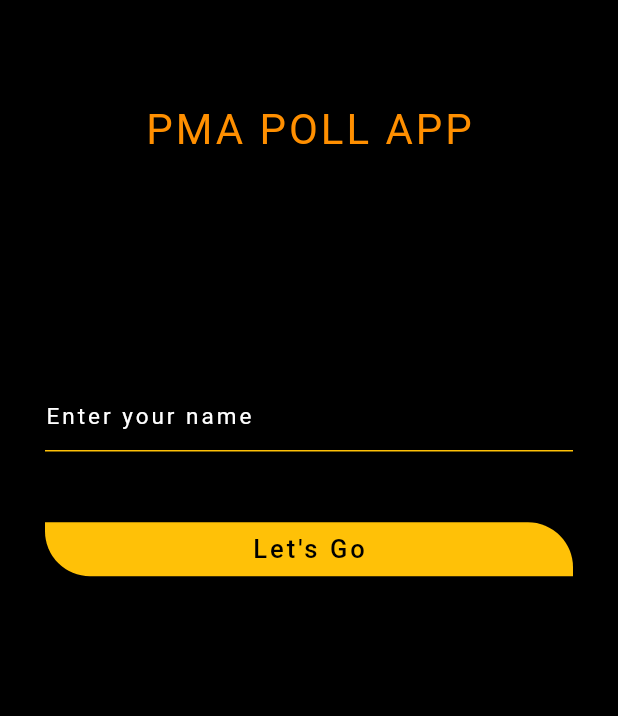
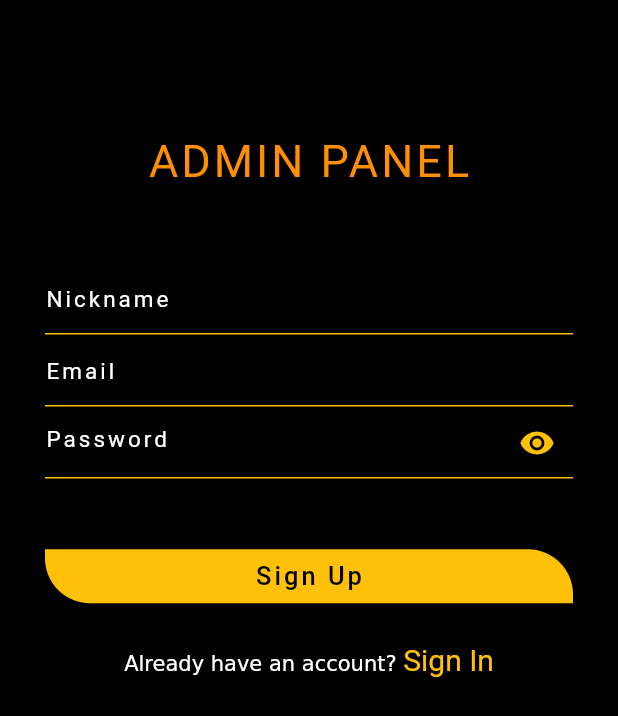
Before and after one commit to Trinity6264/PMA-Projects-for-polls, a Flutter app: the screen it shows after launch, on a phone screen of 412 x 824 dp. Shown: the top 716 px of the screen. Run offline on Flutter 3.47's test engine with Material 2 defaults, Android fonts, the phone set to English and light mode, and no system bars; our stand-ins replace firebase_auth, firebase_core, flutter_spinkit, font_awesome_flutter, google_fonts, image_picker; accounts and stored records are empty; Roboto replaces fonts that are missing (Aldrich, Alike).

Commit message:
created an admin pov to perform the crud fxns on firebase

```diff
--- a/lib/local_services/firebase_services/firebase_auth.dart
+++ b/lib/local_services/firebase_services/firebase_auth.dart
@@ -18,8 +18,8 @@ class FireAuth with ChangeNotifier {
   }
 
   // error getter
-  String? _error = 'Please provide valid email';
-  String get error => _error!;
+  String _error = '';
+  String get errorMess => _error;
 
   // Checking User Status
   Stream<CustomUser?> get userStatus {
@@ -40,7 +40,8 @@ class FireAuth with ChangeNotifier {
       _user!.updateDisplayName(name);
       return _userFromFirebase(user: _user);
     } on FirebaseAuthException catch (e) {
-      _error = e.message;
+      _error = e.message!;
+      notifyListeners();
       return null;
     }
   }
@@ -49,11 +50,11 @@ class FireAuth with ChangeNotifier {
 
   Future signInWithEmailAndPassword(String email, String password) async {
     try {
-      UserCredential user = await _auth.signInWithEmailAndPassword(
+      UserCredential userR = await _auth.signInWithEmailAndPassword(
         email: email,
         password: password,
       );
-      User? _user = user.user;
+      User? _user = userR.user;
       return _userFromFirebase(user: _user);
     } catch (e) {
       print(e.toString());
--- a/lib/screens/wrapper/authentication/sign_up.dart
+++ b/lib/screens/wrapper/authentication/sign_up.dart
@@ -1,5 +1,7 @@
+import 'package:flutter/gestures.dart';
 import 'package:flutter/material.dart';
 import 'package:flutter_spinkit/flutter_spinkit.dart';
+import 'package:font_awesome_flutter/font_awesome_flutter.dart';
 import 'package:google_fonts/google_fonts.dart';
 // import 'package:imei_plugin/imei_plugin.dart';
 import 'package:pma/local_services/firebase_services/firebase_auth.dart';
@@ -16,36 +18,22 @@ class SignUp extends StatefulWidget {
 
 class _SignUpState extends State<SignUp> {
   String _displayName = '';
+  String _emailadd = '';
+  String _password = '';
 
   final FireAuth _auth = FireAuth.auth;
   bool isLoading = false;
+  bool isSeen = false;
   final _formKey = GlobalKey<FormState>();
-
-  // imei var
-  // String imei = 'Unknown';
-
-  // Future imeiPlugin() async {
-  //   String multiImei =
-  //       await ImeiPlugin.getImei(shouldShowRequestPermissionRationale: false);
-  //   setState(() {
-  //     imei = multiImei;
-  //   });
-  // }
-
-  @override
-  void initState() {
-    // imeiPlugin();
-    super.initState();
-  }
 
   @override
   Widget build(BuildContext context) {
     Size _size = MediaQuery.of(context).size;
-    return Scaffold(
+    return isLoading
+        ? LoadingScreen()
+        : Scaffold(
             backgroundColor: Color(0xFF000000),
-      body: isLoading == true
-          ? LoadingScreen()
-          : SingleChildScrollView(
+            body: SingleChildScrollView(
               child: Container(
                 padding:
                     const EdgeInsets.symmetric(horizontal: 30, vertical: 20),
@@ -54,13 +42,12 @@ class _SignUpState extends State<SignUp> {
                   mainAxisAlignment: MainAxisAlignment.spaceBetween,
                   children: [
                     Padding(
-                      padding: const EdgeInsets.all(50.0),
+                      padding: const EdgeInsets.only(top: 70),
                       child: Text(
-                        'PMA POLL APP',
-                        maxLines: 1,
+                        'ADMIN PANEL',
                         style: GoogleFonts.alike(
                           color: Color(0xFFFF8F00),
-                          fontSize: 28.0,
+                          fontSize: 30.0,
                           letterSpacing: 2.0,
                         ),
                       ),
@@ -68,12 +55,11 @@ class _SignUpState extends State<SignUp> {
                     Form(
                       key: _formKey,
                       child: Column(
-                        mainAxisAlignment: MainAxisAlignment.spaceBetween,
+                        mainAxisAlignment: MainAxisAlignment.spaceEvenly,
                         crossAxisAlignment: CrossAxisAlignment.center,
                         children: [
-                          Padding(
-                            padding: const EdgeInsets.only(top: 100),
-                            child: TextFormField(
+                          SizedBox(height: 50.0),
+                          TextFormField(
                             onChanged: ((val) =>
                                 setState(() => _displayName = val)),
                             validator: (val) =>
@@ -84,12 +70,70 @@ class _SignUpState extends State<SignUp> {
                             keyboardType: TextInputType.name,
                             textInputAction: TextInputAction.next,
                             decoration: inputDecoration.copyWith(
-                                hintText: 'Enter your name',
+                              hintText: 'Nickname',
                               hintStyle: GoogleFonts.aldrich(
                                 color: Colors.white,
                                 fontSize: 15,
                                 letterSpacing: 2.0,
                               ),
+                            ),
+                          ),
+                          TextFormField(
+                            onChanged: ((val) =>
+                                setState(() => _emailadd = val)),
+                            validator: (val) =>
+                                val!.isEmpty ? 'Email must be provided' : null,
+                            style: TextStyle(
+                              color: Color(0xFFFFFFFF),
+                            ),
+                            keyboardType: TextInputType.name,
+                            textInputAction: TextInputAction.next,
+                            decoration: inputDecoration.copyWith(
+                              hintText: 'Email',
+                              hintStyle: GoogleFonts.aldrich(
+                                color: Colors.white,
+                                fontSize: 15,
+                                letterSpacing: 2.0,
+                              ),
+                            ),
+                          ),
+                          TextFormField(
+                            obscureText: isSeen,
+                            onChanged: ((val) =>
+                                setState(() => _password = val)),
+                            validator: (val) => val!.isEmpty
+                                ? 'Password must be provided'
+                                : null,
+                            style: TextStyle(
+                              color: Color(0xFFFFFFFF),
+                            ),
+                            keyboardType: TextInputType.visiblePassword,
+                            textInputAction: TextInputAction.done,
+                            decoration: inputDecoration.copyWith(
+                              suffixIcon: isSeen
+                                  ? IconButton(
+                                      onPressed: () {
+                                        setState(() {
+                                          isSeen = false;
+                                        });
+                                      },
+                                      icon: Icon(Icons.remove_red_eye,
+                                          color: Colors.amber),
+                                    )
+                                  : IconButton(
+                                      onPressed: () {
+                                        setState(() {
+                                          isSeen = true;
+                                        });
+                                      },
+                                      icon: Icon(Icons.remove_red_eye_rounded,
+                                          color: Colors.amber),
+                                    ),
+                              hintText: 'Password',
+                              hintStyle: GoogleFonts.aldrich(
+                                color: Colors.white,
+                                fontSize: 15,
+                                letterSpacing: 2.0,
                               ),
                             ),
                           ),
@@ -102,14 +146,16 @@ class _SignUpState extends State<SignUp> {
                                 ? SpinKitPouringHourglass(color: Colors.amber)
                                 : ElevatedButton(
                                     style: ElevatedButton.styleFrom(
-                                      shape: RoundedRectangleBorder(
-                                        borderRadius: BorderRadius.only(
-                                            bottomLeft: Radius.circular(30),
-                                            topRight: Radius.circular(30)),
+                                      shape: const RoundedRectangleBorder(
+                                        borderRadius: const BorderRadius.only(
+                                            bottomLeft:
+                                                const Radius.circular(30),
+                                            topRight:
+                                                const Radius.circular(30)),
                                       ),
                                     ),
                                     child: Text(
-                                      'Let\'s Go',
+                                      'Sign Up',
                                       style: GoogleFonts.aldrich(
                                         fontSize: 17,
                                         fontWeight: FontWeight.w500,
@@ -118,18 +164,50 @@ class _SignUpState extends State<SignUp> {
                                     ),
                                     onPressed: () async {
                                       if (_formKey.currentState!.validate()) {
-                                        // setState(() {
-                                        //   isLoading = true;
-                                        // });
-                                        // dynamic results =
-                                        //     _auth.signInAnon(_displayName);
-                                        // if (results == null) {
-                                        //   setState(() {
-                                        //     isLoading = false;
-                                        //   });
-                                        // }
+                                        setState(() {
+                                          isLoading = true;
+                                        });
+                                        dynamic user =
+                                            await _auth.creatingNewUser(
+                                          name: _displayName,
+                                          email: _emailadd,
+                                          password: _password,
+                                        );
+                                        if (user == null) {
+                                          setState(() {
+                                            isLoading = false;
+                                          });
+                                        }
                                       }
                                     },
+                                  ),
+                          ),
+                          Padding(
+                            padding: const EdgeInsets.all(20.0),
+                            child: RichText(
+                              text: TextSpan(
+                                children: [
+                                  TextSpan(text: 'Already have an account? '),
+                                  TextSpan(
+                                    recognizer: TapGestureRecognizer()
+                                      ..onTap = () {
+                                        widget.toggle!();
+                                      },
+                                    text: 'Sign In',
+                                    style: TextStyle(
+                                      color: Colors.amber,
+                                      fontSize: 20,
+                                    ),
+                                  ),
+                                ],
+                              ),
+                            ),
+                          ),
+                          Text(
+                            _auth.errorMess,
+                            style: GoogleFonts.aldrich(
+                              color: Colors.red,
+                              fontSize: 15,
                             ),
                           ),
                         ],
--- a/lib/screens/wrapper/wrapper.dart
+++ b/lib/screens/wrapper/wrapper.dart
@@ -1,7 +1,7 @@
 import 'package:flutter/material.dart';
 import 'package:pma/models/fire_user.dart';
+import 'package:pma/screens/admin/admin_home.dart';
 import 'package:pma/screens/wrapper/authentication/authentication.dart';
-import 'package:pma/screens/wrapper/home/home.dart';
 import 'package:provider/provider.dart';
 
 class Wrapper extends StatelessWidget {
@@ -10,6 +10,6 @@ class Wrapper extends StatelessWidget {
   @override
   Widget build(BuildContext context) {
     final user = Provider.of<CustomUser?>(context);
-    return user != null ? Home() : Authentication();
+    return user != null ? AdminHome() : Authentication();
   }
 }
```
Also changed, not shown: lib/screens/admin/admin_home.dart (added, +36 -0 lines), lib/screens/admin/new_contest.dart (added, +132 -0 lines), lib/screens/wrapper/authentication/sign_in.dart (+4 -5 lines), lib/screens/wrapper/home/home.dart (+11 -10 lines), lib/shared/contestDecoor.dart (added, +25 -0 lines). Lines whose indentation alone changed are shown as unchanged.
